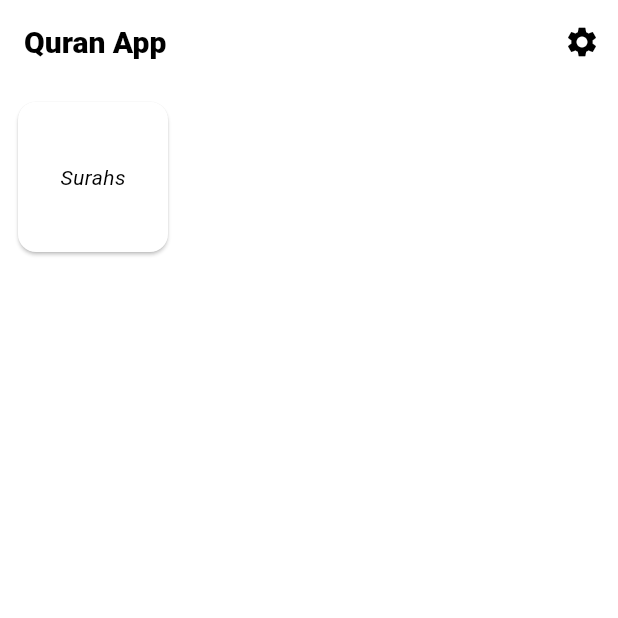
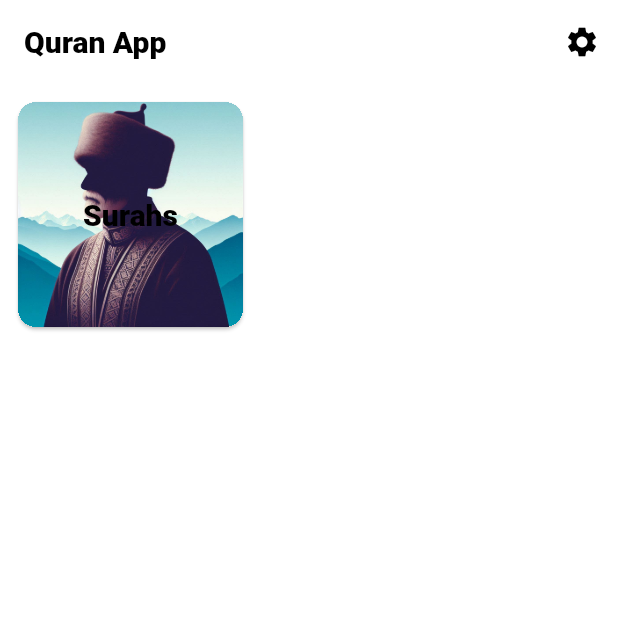
Before and after one commit to Minusgolovushka/readQuran, a Flutter app: the screen it shows after launch, on a phone screen of 412 x 824 dp, the top half of it. Run offline on Flutter 3.47's test engine with Material 3 defaults, Android fonts, the light colour scheme and no system bars; our stand-ins replace audio_video_progress_bar, auto_route, dio, flutter_cache_manager, flutter_riverpod, hive_flutter and 1 more; accounts and stored records are empty.

Commit message:
started work with functionality

```diff
--- a/lib/presentation/screens/home_page.dart
+++ b/lib/presentation/screens/home_page.dart
@@ -40,14 +40,26 @@ class HomePageState extends ConsumerState<HomePage> {
                     clipBehavior: Clip.hardEdge,
                     child: InkWell(
                       splashColor: Theme.of(context).cardColor,
-                      onTap: () {context.router.push(const QuranRoute());},
-                      child: const SizedBox(
-                        width: 100,
-                        height: 100,
-                        child: Center(
-                          child: Text('Surahs'),
+                      onTap: () {
+                        context.router.push(const QuranRoute());
+                      },
+                      child: SizedBox(
+                        width: 150,
+                        height: 150,
+                        child: DecoratedBox(
+                          decoration: const BoxDecoration(
+                            image: DecorationImage(
+                              image: AssetImage("assets/images/VotyGPT.jpg"),
+                              fit: BoxFit.cover,
+                            ),
+                          ),
+                          child: Center(
+                            child: Text(
+                              'Surahs', style: Theme.of(context).textTheme.titleLarge,
+                            ),
+                          ),
                         ),
-                      )
+                      ),
                     ),
                   )
                 ]
--- a/pubspec.yaml
+++ b/pubspec.yaml
@@ -72,7 +72,8 @@ flutter:
   uses-material-design: true
 
   assets:
-    - assets/
+    - assets/fonts/
+    - assets/images/
 
   fonts:
     - family: alqalam
```
Also changed, not shown: assets/images/VotyGPT.jpg (added).
